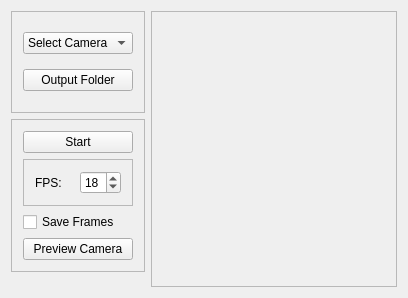
Qt form src/forms/mainwindow.ui (vale981/Taevitas) before a commit.
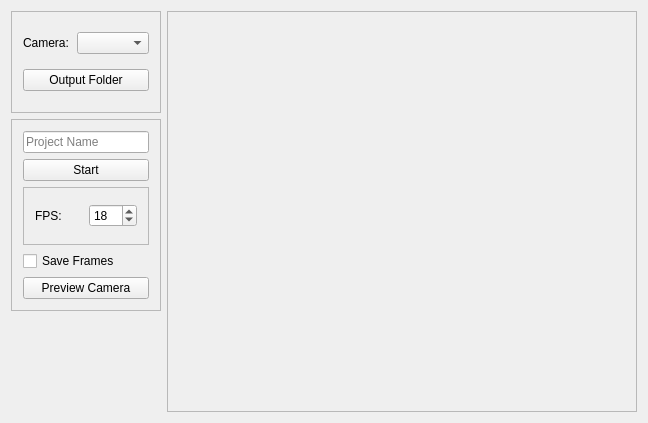
The same form after that commit.

The edit to the form file:
```diff
--- a/src/forms/mainwindow.ui
+++ b/src/forms/mainwindow.ui
@@ -6,8 +6,8 @@
    <rect>
     <x>0</x>
     <y>0</y>
-    <width>408</width>
-    <height>298</height>
+    <width>648</width>
+    <height>423</height>
    </rect>
   </property>
   <property name="windowTitle">
@@ -20,10 +20,16 @@
       <property name="enabled">
        <bool>true</bool>
       </property>
+      <property name="minimumSize">
+       <size>
+        <width>0</width>
+        <height>192</height>
+       </size>
+      </property>
       <property name="maximumSize">
        <size>
-        <width>134</width>
-        <height>172</height>
+        <width>150</width>
+        <height>16777215</height>
        </size>
       </property>
       <property name="frameShape">
@@ -33,6 +39,13 @@
        <enum>QFrame::Raised</enum>
       </property>
       <layout class="QVBoxLayout" name="verticalLayout">
+       <item>
+        <widget class="QLineEdit" name="lineEdit">
+         <property name="placeholderText">
+          <string>Project Name</string>
+         </property>
+        </widget>
+       </item>
        <item>
         <widget class="QPushButton" name="pushButton">
          <property name="text">
@@ -99,8 +112,8 @@
       </property>
       <property name="maximumSize">
        <size>
-        <width>134</width>
-        <height>102</height>
+        <width>150</width>
+        <height>107</height>
        </size>
       </property>
       <property name="frameShape">
@@ -109,17 +122,25 @@
       <property name="frameShadow">
        <enum>QFrame::Raised</enum>
       </property>
-      <layout class="QVBoxLayout" name="verticalLayout_2">
-       <item>
+      <layout class="QGridLayout" name="gridLayout_2">
+       <item row="0" column="1">
         <widget class="QComboBox" name="cameraSelector">
-         <item>
-          <property name="text">
-           <string>Select Camera</string>
-          </property>
-         </item>
+         <property name="editable">
+          <bool>false</bool>
+         </property>
+         <property name="currentText">
+          <string/>
+         </property>
         </widget>
        </item>
-       <item>
+       <item row="0" column="0">
+        <widget class="QLabel" name="label">
+         <property name="text">
+          <string>Camera:</string>
+         </property>
+        </widget>
+       </item>
+       <item row="1" column="0" colspan="2">
         <widget class="QPushButton" name="pushButton_2">
          <property name="text">
           <string>Output Folder</string>
```
